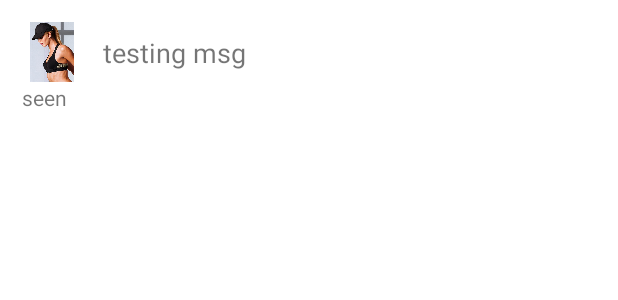
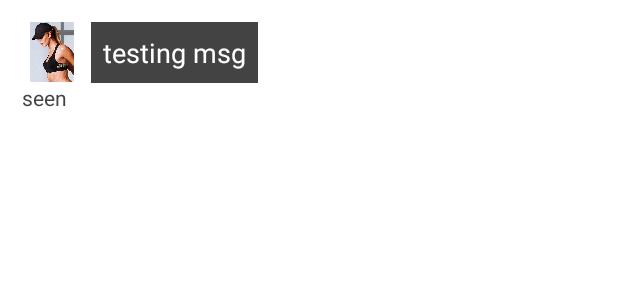
Before and after one commit to fc57019/Projeto2CM, an Android app: the layout message_item_left.xml on its own in the app's theme, with its tools: preview values and no code run, on a phone screen of 412 x 824 dp. Shown: the top 300 px of the screen. Run offline under Robolectric (Android 15) with nearby library versions, the phone set to English and light mode, and no system bars.

```diff
--- a/app/src/main/res/layout/activity_chat.xml
+++ b/app/src/main/res/layout/activity_chat.xml
@@ -33,7 +33,7 @@
                 android:gravity="center"
                 android:text="Username"
                 android:textSize="18sp"
-                android:textStyle="bold"></TextView>
+                android:textStyle="bold" />
 
             <ImageButton
                 android:id="@+id/logout_btn"
--- a/app/src/main/res/layout/message_item_left.xml
+++ b/app/src/main/res/layout/message_item_left.xml
@@ -17,8 +17,10 @@
         android:layout_height="wrap_content"
         android:layout_marginLeft="6dp"
         android:layout_toRightOf="@id/profile_image"
+        android:background="@color/black_700"
         android:padding="8dp"
         android:text="testing msg"
+        android:textColor="@color/white"
         android:textSize="18sp" />
 
     <ImageView
@@ -34,6 +36,7 @@
         android:layout_width="wrap_content"
         android:layout_height="wrap_content"
         android:layout_below="@+id/show_text_message"
-        android:text="seen" />
+        android:text="seen"
+        android:textColor="@color/black_700" />
 
 </RelativeLayout>
--- a/app/src/main/res/layout/message_item_right.xml
+++ b/app/src/main/res/layout/message_item_right.xml
@@ -26,8 +26,10 @@
             android:layout_height="wrap_content"
             android:layout_alignParentEnd="true"
             android:layout_alignParentRight="true"
+            android:background="@color/blue_900"
             android:padding="8dp"
             android:text="testing msg"
+            android:textColor="@color/white"
             android:textSize="18sp" />
 
         <ImageView
@@ -45,7 +47,8 @@
             android:layout_below="@+id/show_text_message"
             android:layout_alignParentEnd="true"
             android:layout_alignParentRight="true"
-            android:text="seen" />
+            android:text="seen"
+            android:textColor="@color/black_700" />
 
     </RelativeLayout>
 
```
